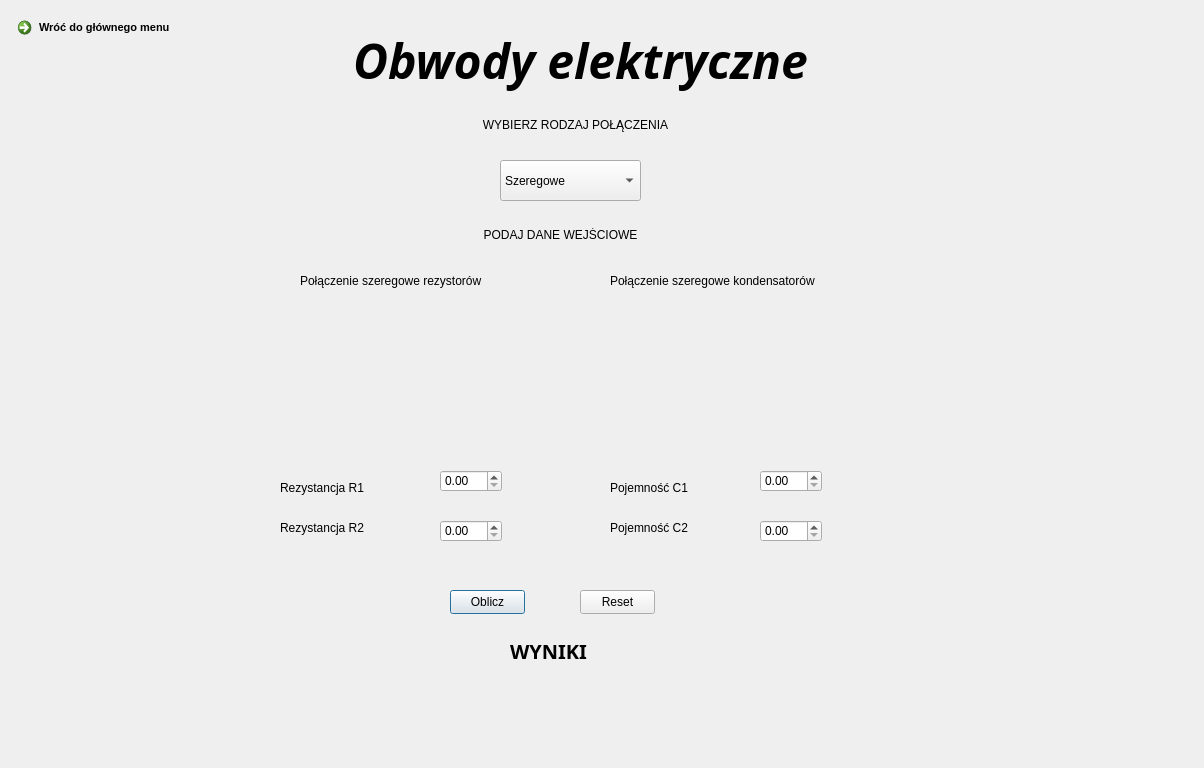
This is UI/Prawo_Ohma.ui in lukaszbladziak5/ICalcThis as Qt 5 draws it before an edit. The edited form follows.
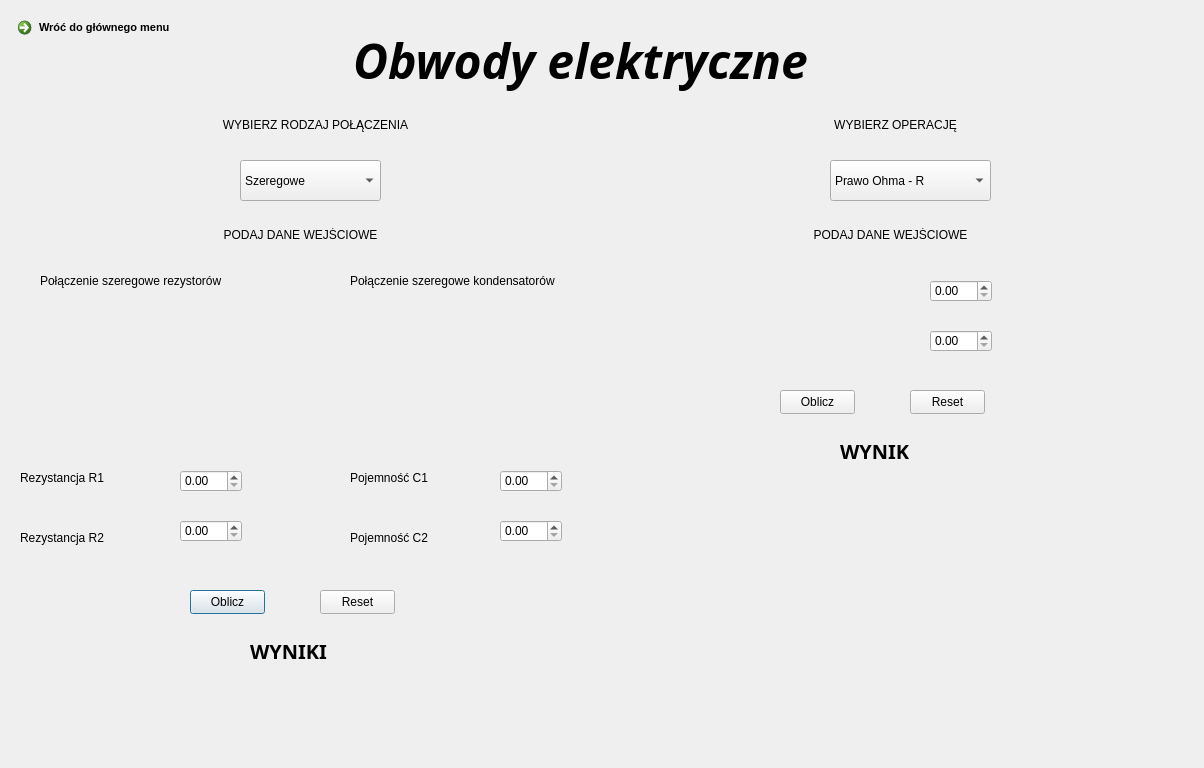
This is the edited form.

Commit message: Obwody elektryczne - prawo Ohma, moc i RMS.

Patch:
```diff
--- a/UI/Prawo_Ohma.ui
+++ b/UI/Prawo_Ohma.ui
@@ -29,7 +29,7 @@
    <widget class="QPushButton" name="oblicz_button">
     <property name="geometry">
      <rect>
-      <x>450</x>
+      <x>190</x>
       <y>590</y>
       <width>75</width>
       <height>24</height>
@@ -42,7 +42,7 @@
    <widget class="QLabel" name="tekst_wyniki">
     <property name="geometry">
      <rect>
-      <x>510</x>
+      <x>250</x>
       <y>630</y>
       <width>121</width>
       <height>41</height>
@@ -88,7 +88,7 @@
    <widget class="QPushButton" name="reset_button">
     <property name="geometry">
      <rect>
-      <x>580</x>
+      <x>320</x>
       <y>590</y>
       <width>75</width>
       <height>24</height>
@@ -101,7 +101,7 @@
    <widget class="QLabel" name="tekst_podaj_dane">
     <property name="geometry">
      <rect>
-      <x>380</x>
+      <x>120</x>
       <y>210</y>
       <width>361</width>
       <height>51</height>
@@ -117,7 +117,7 @@
    <widget class="QLabel" name="tekst_wybierz_rodzaj">
     <property name="geometry">
      <rect>
-      <x>290</x>
+      <x>30</x>
       <y>110</y>
       <width>571</width>
       <height>31</height>
@@ -133,7 +133,7 @@
    <widget class="QComboBox" name="wybor_polaczenia">
     <property name="geometry">
      <rect>
-      <x>500</x>
+      <x>240</x>
       <y>160</y>
       <width>141</width>
       <height>41</height>
@@ -153,7 +153,7 @@
    <widget class="QDoubleSpinBox" name="r1_input">
     <property name="geometry">
      <rect>
-      <x>440</x>
+      <x>180</x>
       <y>470</y>
       <width>62</width>
       <height>22</height>
@@ -163,7 +163,7 @@
    <widget class="QDoubleSpinBox" name="r2_input">
     <property name="geometry">
      <rect>
-      <x>440</x>
+      <x>180</x>
       <y>520</y>
       <width>62</width>
       <height>22</height>
@@ -176,8 +176,8 @@
    <widget class="QLabel" name="r1_tekst">
     <property name="geometry">
      <rect>
-      <x>280</x>
-      <y>480</y>
+      <x>20</x>
+      <y>470</y>
       <width>91</width>
       <height>16</height>
      </rect>
@@ -189,8 +189,8 @@
    <widget class="QLabel" name="r2_tekst">
     <property name="geometry">
      <rect>
-      <x>280</x>
-      <y>520</y>
+      <x>20</x>
+      <y>530</y>
       <width>91</width>
       <height>16</height>
      </rect>
@@ -202,7 +202,7 @@
    <widget class="QLabel" name="jednostka_wyniku">
     <property name="geometry">
      <rect>
-      <x>450</x>
+      <x>190</x>
       <y>680</y>
       <width>49</width>
       <height>20</height>
@@ -215,7 +215,7 @@
    <widget class="QLabel" name="wynik">
     <property name="geometry">
      <rect>
-      <x>350</x>
+      <x>90</x>
       <y>680</y>
       <width>81</width>
       <height>20</height>
@@ -228,7 +228,7 @@
    <widget class="QLabel" name="rezystory_tekst">
     <property name="geometry">
      <rect>
-      <x>300</x>
+      <x>40</x>
       <y>270</y>
       <width>191</width>
       <height>21</height>
@@ -241,8 +241,8 @@
    <widget class="QLabel" name="c1_tekst">
     <property name="geometry">
      <rect>
-      <x>610</x>
-      <y>480</y>
+      <x>350</x>
+      <y>470</y>
       <width>91</width>
       <height>16</height>
      </rect>
@@ -254,8 +254,8 @@
    <widget class="QLabel" name="c2_tekst">
     <property name="geometry">
      <rect>
-      <x>610</x>
-      <y>520</y>
+      <x>350</x>
+      <y>530</y>
       <width>91</width>
       <height>16</height>
      </rect>
@@ -267,7 +267,7 @@
    <widget class="QLabel" name="kondensatory_tekst">
     <property name="geometry">
      <rect>
-      <x>610</x>
+      <x>350</x>
       <y>270</y>
       <width>211</width>
       <height>21</height>
@@ -280,7 +280,7 @@
    <widget class="QLabel" name="rezystory">
     <property name="geometry">
      <rect>
-      <x>290</x>
+      <x>30</x>
       <y>300</y>
       <width>201</width>
       <height>151</height>
@@ -293,7 +293,7 @@
    <widget class="QLabel" name="kondensatory">
     <property name="geometry">
      <rect>
-      <x>620</x>
+      <x>360</x>
       <y>300</y>
       <width>201</width>
       <height>151</height>
@@ -306,7 +306,7 @@
    <widget class="QDoubleSpinBox" name="c1_input">
     <property name="geometry">
      <rect>
-      <x>760</x>
+      <x>500</x>
       <y>470</y>
       <width>62</width>
       <height>22</height>
@@ -316,7 +316,7 @@
    <widget class="QDoubleSpinBox" name="c2_input">
     <property name="geometry">
      <rect>
-      <x>760</x>
+      <x>500</x>
       <y>520</y>
       <width>62</width>
       <height>22</height>
@@ -349,7 +349,7 @@
    <widget class="QLabel" name="wynik_2">
     <property name="geometry">
      <rect>
-      <x>620</x>
+      <x>360</x>
       <y>680</y>
       <width>81</width>
       <height>20</height>
@@ -362,7 +362,7 @@
    <widget class="QLabel" name="jednostka_wyniku_2">
     <property name="geometry">
      <rect>
-      <x>720</x>
+      <x>460</x>
       <y>680</y>
       <width>49</width>
       <height>20</height>
@@ -372,6 +372,238 @@
      <string/>
     </property>
    </widget>
+   <widget class="QLabel" name="tekst_wybierz_rodzaj_2">
+    <property name="geometry">
+     <rect>
+      <x>610</x>
+      <y>110</y>
+      <width>571</width>
+      <height>31</height>
+     </rect>
+    </property>
+    <property name="styleSheet">
+     <string notr="true">font: 700 15pt &quot;Segoe Script&quot;;</string>
+    </property>
+    <property name="text">
+     <string>&lt;html&gt;&lt;head/&gt;&lt;body&gt;&lt;p align=&quot;center&quot;&gt;WYBIERZ OPERACJĘ&lt;/p&gt;&lt;/body&gt;&lt;/html&gt;</string>
+    </property>
+   </widget>
+   <widget class="QLabel" name="tekst_podaj_dane_2">
+    <property name="geometry">
+     <rect>
+      <x>710</x>
+      <y>210</y>
+      <width>361</width>
+      <height>51</height>
+     </rect>
+    </property>
+    <property name="styleSheet">
+     <string notr="true">font: 700 15pt &quot;Segoe Script&quot;;</string>
+    </property>
+    <property name="text">
+     <string>&lt;html&gt;&lt;head/&gt;&lt;body&gt;&lt;p align=&quot;center&quot;&gt;PODAJ DANE WEJŚCIOWE&lt;/p&gt;&lt;/body&gt;&lt;/html&gt;</string>
+    </property>
+   </widget>
+   <widget class="QComboBox" name="wybor_polaczenia_2">
+    <property name="geometry">
+     <rect>
+      <x>830</x>
+      <y>160</y>
+      <width>161</width>
+      <height>41</height>
+     </rect>
+    </property>
+    <property name="font">
+     <font>
+      <pointsize>9</pointsize>
+     </font>
+    </property>
+    <item>
+     <property name="text">
+      <string>Prawo Ohma - R</string>
+     </property>
+    </item>
+    <item>
+     <property name="text">
+      <string>Prawo Ohma - U</string>
+     </property>
+    </item>
+    <item>
+     <property name="text">
+      <string>Prawo Ohma - I</string>
+     </property>
+    </item>
+    <item>
+     <property name="text">
+      <string>Moc - metoda 1</string>
+     </property>
+    </item>
+    <item>
+     <property name="text">
+      <string>Moc - metoda 2</string>
+     </property>
+    </item>
+    <item>
+     <property name="text">
+      <string>Średnia kwadratowa</string>
+     </property>
+    </item>
+   </widget>
+   <widget class="QDoubleSpinBox" name="o2_input">
+    <property name="geometry">
+     <rect>
+      <x>930</x>
+      <y>330</y>
+      <width>62</width>
+      <height>22</height>
+     </rect>
+    </property>
+    <property name="font">
+     <font>
+      <pointsize>9</pointsize>
+     </font>
+    </property>
+    <property name="readOnly">
+     <bool>false</bool>
+    </property>
+   </widget>
+   <widget class="QDoubleSpinBox" name="o1_input">
+    <property name="geometry">
+     <rect>
+      <x>930</x>
+      <y>280</y>
+      <width>62</width>
+      <height>22</height>
+     </rect>
+    </property>
+    <property name="font">
+     <font>
+      <pointsize>9</pointsize>
+     </font>
+    </property>
+   </widget>
+   <widget class="QLabel" name="o2_tekst">
+    <property name="geometry">
+     <rect>
+      <x>780</x>
+      <y>330</y>
+      <width>91</width>
+      <height>16</height>
+     </rect>
+    </property>
+    <property name="font">
+     <font>
+      <pointsize>9</pointsize>
+     </font>
+    </property>
+    <property name="text">
+     <string/>
+    </property>
+   </widget>
+   <widget class="QLabel" name="o1_tekst">
+    <property name="geometry">
+     <rect>
+      <x>780</x>
+      <y>280</y>
+      <width>91</width>
+      <height>16</height>
+     </rect>
+    </property>
+    <property name="font">
+     <font>
+      <pointsize>9</pointsize>
+     </font>
+    </property>
+    <property name="text">
+     <string/>
+    </property>
+   </widget>
+   <widget class="QPushButton" name="oblicz_button_2">
+    <property name="geometry">
+     <rect>
+      <x>780</x>
+      <y>390</y>
+      <width>75</width>
+      <height>24</height>
+     </rect>
+    </property>
+    <property name="font">
+     <font>
+      <pointsize>9</pointsize>
+     </font>
+    </property>
+    <property name="text">
+     <string>Oblicz</string>
+    </property>
+   </widget>
+   <widget class="QPushButton" name="reset_button_2">
+    <property name="geometry">
+     <rect>
+      <x>910</x>
+      <y>390</y>
+      <width>75</width>
+      <height>24</height>
+     </rect>
+    </property>
+    <property name="font">
+     <font>
+      <pointsize>9</pointsize>
+     </font>
+    </property>
+    <property name="text">
+     <string>Reset</string>
+    </property>
+   </widget>
+   <widget class="QLabel" name="tekst_wyniki_2">
+    <property name="geometry">
+     <rect>
+      <x>840</x>
+      <y>430</y>
+      <width>121</width>
+      <height>41</height>
+     </rect>
+    </property>
+    <property name="font">
+     <font>
+      <family>Segoe Script</family>
+      <pointsize>15</pointsize>
+      <italic>false</italic>
+      <bold>true</bold>
+     </font>
+    </property>
+    <property name="styleSheet">
+     <string notr="true">font: 700 15pt &quot;Segoe Script&quot;;</string>
+    </property>
+    <property name="text">
+     <string>WYNIK</string>
+    </property>
+   </widget>
+   <widget class="QLabel" name="wynik_3">
+    <property name="geometry">
+     <rect>
+      <x>810</x>
+      <y>480</y>
+      <width>81</width>
+      <height>20</height>
+     </rect>
+    </property>
+    <property name="text">
+     <string/>
+    </property>
+   </widget>
+   <widget class="QLabel" name="jednostka_wyniku_3">
+    <property name="geometry">
+     <rect>
+      <x>910</x>
+      <y>480</y>
+      <width>49</width>
+      <height>20</height>
+     </rect>
+    </property>
+    <property name="text">
+     <string/>
+    </property>
+   </widget>
   </widget>
  </widget>
  <resources/>
```
The commit also changes 3 other files.
